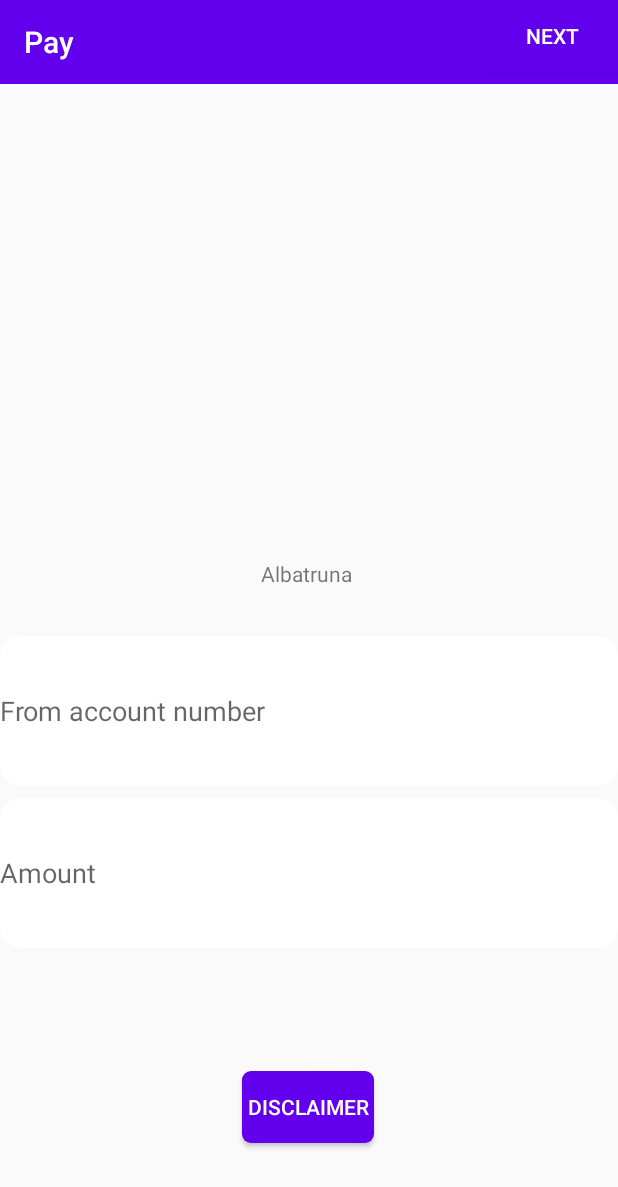
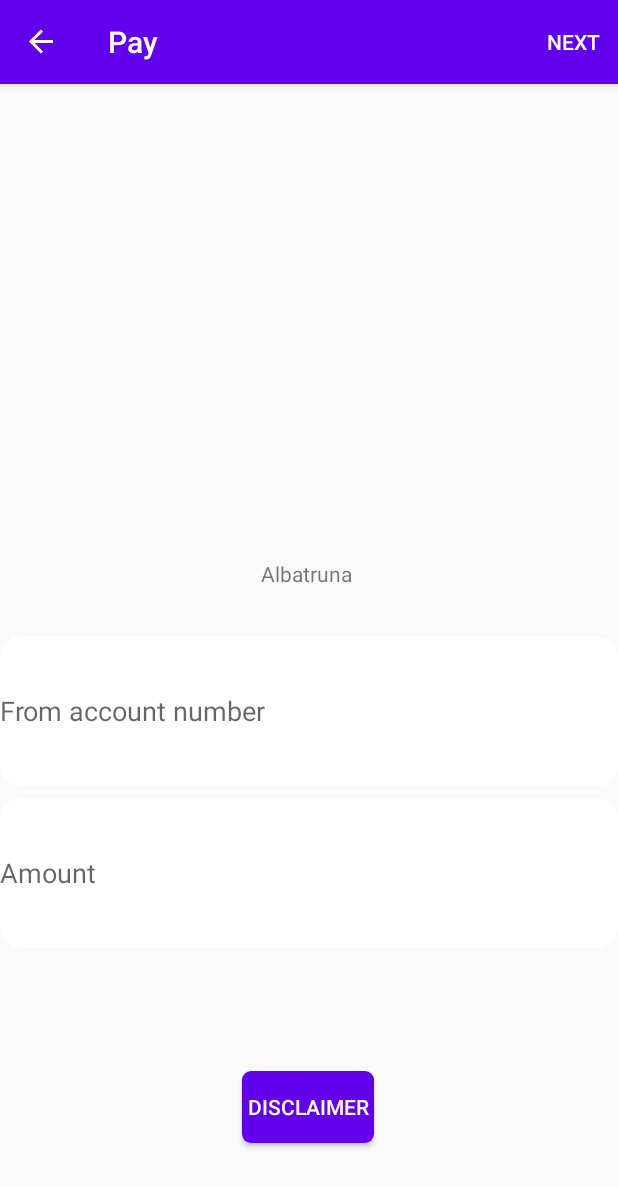
Before and after one commit to ngwako-dev/Simple-Payment-App, an Android app: the PeopleFragment screen opened through its navigation route, after a tap on "Albatruna", on a phone screen of 412 x 824 dp. Shown: the top 1187 px of the screen. Run offline under Robolectric (Android 15) with nearby library versions, the phone set to English and light mode, and no system bars; our stand-ins replace navigation-ui.

Commit message:
modified project

```diff
--- a/app/build.gradle
+++ b/app/build.gradle
@@ -1,10 +1,11 @@
 apply plugin: 'com.android.application'
 apply plugin: 'kotlin-android'
 apply plugin: 'kotlin-android-extensions'
-
+apply plugin: "androidx.navigation.safeargs.kotlin"
+apply plugin: 'androidx.navigation.safeargs.kotlin'
 android {
     compileSdkVersion 30
-    buildToolsVersion "30.0.0"
+    buildToolsVersion "30.0.2"
 
     defaultConfig {
         applicationId "android.example.com.simplepaymentapp"
--- a/app/src/main/java/android/example/com/simplepaymentapp/MainActivity.kt
+++ b/app/src/main/java/android/example/com/simplepaymentapp/MainActivity.kt
@@ -2,10 +2,20 @@ package android.example.com.simplepaymentapp
 
 import androidx.appcompat.app.AppCompatActivity
 import android.os.Bundle
+import androidx.navigation.findNavController
+import androidx.navigation.ui.NavigationUI
 
 class MainActivity : AppCompatActivity() {
     override fun onCreate(savedInstanceState: Bundle?) {
         super.onCreate(savedInstanceState)
         setContentView(R.layout.activity_main)
+
+        NavigationUI.setupActionBarWithNavController(this,findNavController(R.id.nav_host_fragment))
     }
+
+    override fun onSupportNavigateUp(): Boolean {
+       // return super.onSupportNavigateUp(R.id.m)
+        return findNavController(R.id.nav_host_fragment).navigateUp()
+    }
+
 }
--- a/app/src/main/java/android/example/com/simplepaymentapp/PayFragment.kt
+++ b/app/src/main/java/android/example/com/simplepaymentapp/PayFragment.kt
@@ -2,6 +2,9 @@ package android.example.com.simplepaymentapp
 
 import android.os.Bundle
 import android.text.TextUtils
+import android.view.Menu
+import android.view.MenuInflater
+import android.view.MenuItem
 import android.view.View
 import androidx.core.os.bundleOf
 import androidx.fragment.app.Fragment
@@ -14,6 +17,7 @@ class PayFragment: Fragment(R.layout.fragment_pay) {
 
     override fun onCreate(savedInstanceState: Bundle?) {
         super.onCreate(savedInstanceState)
+        setHasOptionsMenu(true)//menu item is launched
         //the name is launched
         sendName= requireArguments().getString("sendName").toString()
     }
@@ -24,8 +28,18 @@ class PayFragment: Fragment(R.layout.fragment_pay) {
         val sendName = sendName
         val results = sendName
         resultsTextview.text = results
-        //parse data to payCompleteFragment if the condition is satisfied
-        nextButton.setOnClickListener {
+        //navigating to disclaimerFragment
+            disclaimerButton.setOnClickListener{
+                findNavController().navigate(R.id.action_payFragment_to_disclaimerFragment)
+        }
+    }
+    override fun onCreateOptionsMenu(menu: Menu, inflater: MenuInflater) {
+        super.onCreateOptionsMenu(menu, inflater)
+        inflater.inflate(R.menu.next, menu)
+    }
+    //parse data to payCompleteFragment if the condition is satisfied
+    override fun onOptionsItemSelected(item: MenuItem): Boolean {
+        if (item.itemId == R.id.action_next) {
             if (!TextUtils.isEmpty(("accountNumber" to accountNumberEdit.text.toString()).toString()) &&
                 !TextUtils.isEmpty(("money" to amountEditText.text.toString()).toString())
             ) {
@@ -36,12 +50,9 @@ class PayFragment: Fragment(R.layout.fragment_pay) {
                     "money" to amount
                 )
                 //data to parse in the bundle and would be parsed in payCompleteFragment
-                findNavController().navigate(R.id.action_payFragment_to_payCompleteFragment,bundle)
-            }
-            //navigating to disclaimerFragment
-            disclaimerButton.setOnClickListener{
-                findNavController().navigate(R.id.action_payFragment_to_disclaimerFragment)
+                findNavController().navigate(R.id.action_payFragment_to_payCompleteFragment, bundle)
             }
         }
+        return super.onOptionsItemSelected(item)
     }
 }
--- a/app/src/main/res/layout/activity_main.xml
+++ b/app/src/main/res/layout/activity_main.xml
@@ -1,20 +1,18 @@
 <?xml version="1.0" encoding="utf-8"?>
-<androidx.appcompat.widget.LinearLayoutCompat
+<FrameLayout
 xmlns:android="http://schemas.android.com/apk/res/android"
+xmlns:app="http://schemas.android.com/apk/res-auto"
 xmlns:tools="http://schemas.android.com/tools"
-    xmlns:app="http://schemas.android.com/apk/res-auto"
 android:layout_width="match_parent"
 android:layout_height="match_parent"
 tools:context=".MainActivity">
 
-    <androidx.fragment.app.FragmentContainerView
-        android:id="@+id/myNavHostFragment"
+<fragment
+    android:id="@+id/nav_host_fragment"
     android:name="androidx.navigation.fragment.NavHostFragment"
     android:layout_width="match_parent"
     android:layout_height="match_parent"
-        android:layout_weight="1"
     app:defaultNavHost="true"
     app:navGraph="@navigation/mynav" />
 
-
-</androidx.appcompat.widget.LinearLayoutCompat>
+</FrameLayout>
--- a/app/src/main/res/layout/fragment_pay.xml
+++ b/app/src/main/res/layout/fragment_pay.xml
@@ -62,28 +62,5 @@
         app:layout_constraintTop_toBottomOf="@+id/amountEditText"
         app:layout_constraintVertical_bias="0.731" />
 
-    <androidx.appcompat.widget.Toolbar
-        android:id="@+id/toolbar"
-        android:layout_width="match_parent"
-        android:layout_height="wrap_content"
-        android:background="?attr/colorPrimary"
-        android:minHeight="?attr/actionBarSize"
-        app:title="Pay"
-        android:theme="?attr/actionBarTheme"
-        app:layout_constraintTop_toTopOf="parent"
-        app:titleTextColor="@color/light"/>
-
-
-    <Button
-        android:id="@+id/nextButton"
-        android:layout_width="wrap_content"
-        android:layout_height="wrap_content"
-        android:background="@color/colorPrimary"
-        android:text="@string/next"
-        android:textColor="@color/light"
-        app:layout_constraintEnd_toEndOf="parent"
-        app:layout_constraintHorizontal_bias="1.0"
-        app:layout_constraintStart_toEndOf="@+id/toolbar"
-        app:layout_constraintTop_toTopOf="parent" />
 
 </androidx.constraintlayout.widget.ConstraintLayout>
--- /dev/null
+++ b/app/src/main/res/menu/next.xml
@@ -0,0 +1,9 @@
+<?xml version="1.0" encoding="utf-8"?>
+<menu
+    xmlns:android="http://schemas.android.com/apk/res/android"
+    xmlns:app="http://schemas.android.com/apk/res-auto">
+    <item
+        android:id="@+id/action_next"
+        android:title="@string/action_next"
+        app:showAsAction="ifRoom" />
+</menu>
--- a/app/src/main/res/navigation/mynav.xml
+++ b/app/src/main/res/navigation/mynav.xml
@@ -8,8 +8,8 @@
     <fragment
         android:id="@+id/firstFragment"
         android:name="android.example.com.simplepaymentapp.HomeFragment"
-        android:label="fragment_first"
-        tools:layout="@layout/fragment_home" >
+        android:label="Home"
+        tools:layout="@layout/fragment_home">
         <action
             android:id="@+id/action_firstFragment_to_viewBalancesFragment"
             app:destination="@id/viewBalancesFragment" />
@@ -20,17 +20,18 @@
     <fragment
         android:id="@+id/viewBalancesFragment"
         android:name="android.example.com.simplepaymentapp.ViewBalancesFragment"
-        android:label="fragment_view_balances"
-        tools:layout="@layout/fragment_view_balances" >
+        android:label="View Balances"
+        tools:layout="@layout/fragment_view_balances">
 
     </fragment>
     <fragment
         android:id="@+id/peopleFragment"
         android:name="android.example.com.simplepaymentapp.PeopleFragment"
-        android:label="fragment_people"
-        tools:layout="@layout/fragment_people" >
-        <argument android:name="sendname"
-            android:defaultValue="None"/>
+        android:label="People"
+        tools:layout="@layout/fragment_people">
+        <argument
+            android:name="sendname"
+            android:defaultValue="None" />
         <action
             android:id="@+id/action_peopleFragment_to_payFragment"
             app:destination="@id/payFragment" />
@@ -38,8 +39,8 @@
     <fragment
         android:id="@+id/payFragment"
         android:name="android.example.com.simplepaymentapp.PayFragment"
-        android:label="fragment_pay"
-        tools:layout="@layout/fragment_pay" >
+        android:label="Pay"
+        tools:layout="@layout/fragment_pay">
         <action
             android:id="@+id/action_payFragment_to_disclaimerFragment"
             app:destination="@id/disclaimerFragment" />
@@ -50,13 +51,13 @@
     <fragment
         android:id="@+id/disclaimerFragment"
         android:name="android.example.com.simplepaymentapp.DisclaimerFragment"
-        android:label="fragment_disclaimer"
+        android:label="Disclaimer"
         tools:layout="@layout/fragment_disclaimer" />
     <fragment
         android:id="@+id/payCompleteFragment"
         android:name="android.example.com.simplepaymentapp.PayCompleteFragment"
-        android:label="fragment_pay_complete"
-        tools:layout="@layout/fragment_pay_complete" >
+        android:label="Pay Complete"
+        tools:layout="@layout/fragment_pay_complete">
         <action
             android:id="@+id/action_payCompleteFragment_to_firstFragment"
             app:destination="@id/firstFragment" />
--- a/app/src/main/res/values/strings.xml
+++ b/app/src/main/res/values/strings.xml
@@ -18,4 +18,6 @@
     <string name="_100_00">-100.00</string>
     <string name="next">next</string>
     <string name="done">Done</string>
+    <string name="action_done">Done</string>
+    <string name="action_next">Next</string>
 </resources>
--- a/app/src/main/res/values/styles.xml
+++ b/app/src/main/res/values/styles.xml
@@ -1,6 +1,6 @@
 <resources>
     <!-- Base application theme. -->
-    <style name="AppTheme" parent="Theme.AppCompat.Light.NoActionBar">
+    <style name="AppTheme" parent="Theme.AppCompat.Light.DarkActionBar">
 
         <!-- Customize your theme here. -->
         <item name="colorPrimary">@color/colorPrimary</item>
--- a/build.gradle
+++ b/build.gradle
@@ -6,8 +6,10 @@ buildscript {
         jcenter()
     }
     dependencies {
-        classpath "com.android.tools.build:gradle:4.0.1"
+        classpath 'com.android.tools.build:gradle:4.1.1'
         classpath "org.jetbrains.kotlin:kotlin-gradle-plugin:$kotlin_version"
+        def nav_version = "2.3.0"
+        classpath "androidx.navigation:navigation-safe-args-gradle-plugin:$nav_version"
 
         // NOTE: Do not place your application dependencies here; they belong
         // in the individual module build.gradle files
```
Also changed, not shown: app/src/main/java/android/example/com/simplepaymentapp/PayCompleteFragment.kt (+15 -3 lines), app/src/main/java/android/example/com/simplepaymentapp/ViewBalancesFragment.kt (+9 -1 lines), app/src/main/res/layout/fragment_disclaimer.xml (+0 -11 lines), app/src/main/res/layout/fragment_home.xml (+0 -9 lines), app/src/main/res/layout/fragment_pay_complete.xml (+0 -18 lines), app/src/main/res/layout/fragment_people.xml (+1 -12 lines), app/src/main/res/layout/fragment_view_balances.xml (+1 -10 lines), app/src/main/res/menu/done.xml (added, +9 -0 lines), gradle/wrapper/gradle-wrapper.properties, 391 other files. Lines whose indentation alone changed are shown as unchanged.
